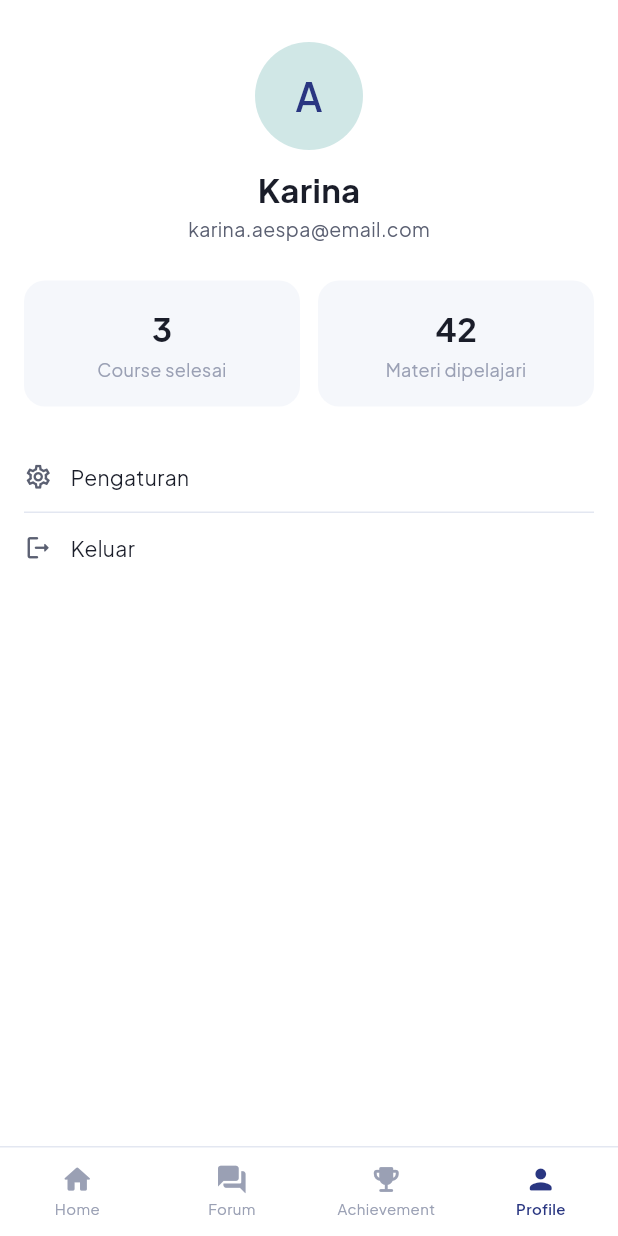
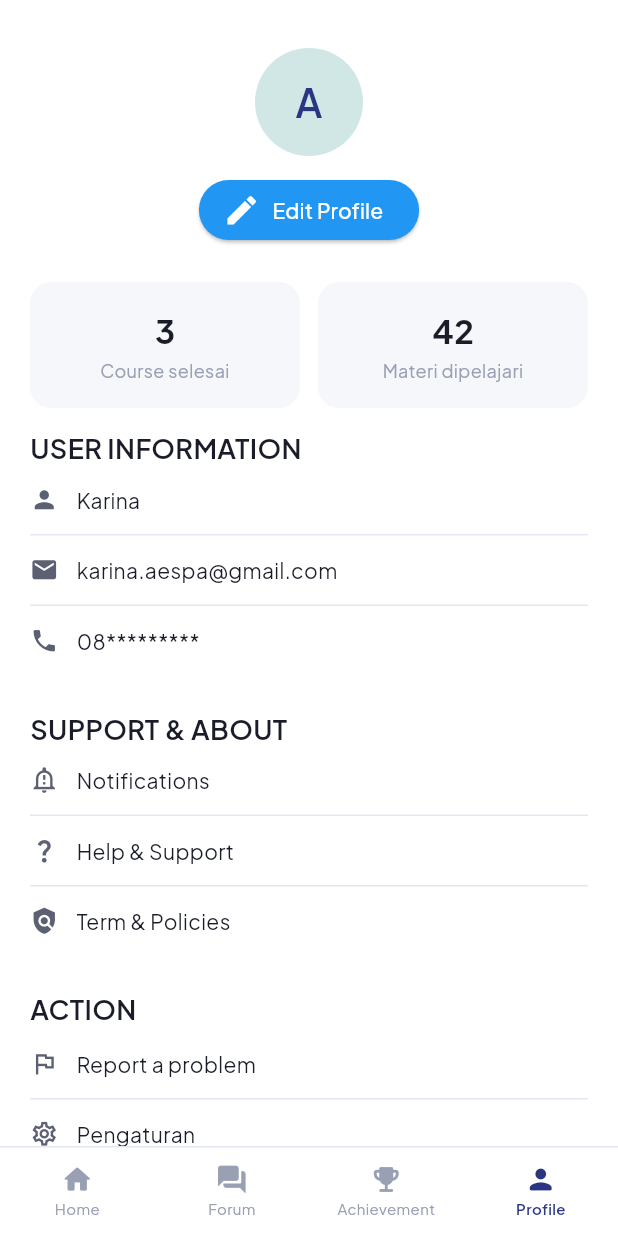
Before and after one commit to amelia275/korse, a Flutter app: the screen it shows after launch, item 4 of the bottom bar chosen, on a phone screen of 412 x 824 dp. Run offline on Flutter 3.47's test engine with Material 3 defaults, Android fonts, the phone set to English and light mode, and no system bars; our stand-ins replace google_fonts.

Commit message:
update profile section

```diff
--- a/lib/core/theme/app_theme.dart
+++ b/lib/core/theme/app_theme.dart
@@ -21,7 +21,7 @@ class AppTheme {
         surfaceTintColor: AppColors.background,
         elevation: 0,
         centerTitle: false,
-        iconTheme: IconThemeData(color: AppColors.textPrimary),
+        iconTheme: const IconThemeData(color: AppColors.textPrimary),
         titleTextStyle: GoogleFonts.plusJakartaSans(
           fontSize: 16,
           fontWeight: FontWeight.w600,
--- a/lib/core/widgets/course_card.dart
+++ b/lib/core/widgets/course_card.dart
@@ -34,8 +34,8 @@ class ContinueCourseCard extends StatelessWidget {
                 color: course.tintColor,
                 borderRadius: BorderRadius.circular(10),
               ),
+              alignment: Alignment.center,
               child: Icon(course.icon, color: course.iconColor, size: 26),
-              alignment: Alignment.center,
             ),
             const SizedBox(height: 10),
             Text(
--- a/lib/core/widgets/status_indicator.dart
+++ b/lib/core/widgets/status_indicator.dart
@@ -35,7 +35,7 @@ class StatusIndicator extends StatelessWidget {
           width: size,
           height: size,
           decoration: const BoxDecoration(color: AppColors.lockedBg, shape: BoxShape.circle),
-          child: Icon(Icons.lock_rounded, size: 13, color: AppColors.locked),
+          child: const Icon(Icons.lock_rounded, size: 13, color: AppColors.locked),
         );
     }
   }
--- a/lib/data/dummy_data.dart
+++ b/lib/data/dummy_data.dart
@@ -127,7 +127,7 @@ class DummyData {
       activeDiscussionCount: 24,
       chapters: _statistikaChapters,
     ),
-    Course(
+    const Course(
       id: 'dasar-pemrograman',
       title: 'Dasar Pemrograman',
       category: 'Teknologi',
@@ -137,9 +137,9 @@ class DummyData {
       description: 'Fondasi logika pemrograman dan sintaks dasar untuk pemula.',
       progressPercent: 25,
       activeDiscussionCount: 9,
-      chapters: const [],
+      chapters: [],
     ),
-    Course(
+    const Course(
       id: 'kimia-dasar',
       title: 'Kimia Dasar',
       category: 'Sains',
@@ -149,9 +149,9 @@ class DummyData {
       description: 'Konsep dasar kimia untuk pemula.',
       progressPercent: 0,
       activeDiscussionCount: 3,
-      chapters: const [],
+      chapters: [],
     ),
-    Course(
+    const Course(
       id: 'bahasa-inggris',
       title: 'Bahasa Inggris',
       category: 'Bahasa',
@@ -161,7 +161,7 @@ class DummyData {
       description: 'Kemampuan dasar bahasa Inggris untuk komunikasi sehari-hari.',
       progressPercent: 0,
       activeDiscussionCount: 0,
-      chapters: const [],
+      chapters: [],
     ),
   ];
 
--- a/lib/main.dart
+++ b/lib/main.dart
@@ -7,6 +7,7 @@ void main() {
 }
 
 class KorseApp extends StatelessWidget {
+
   const KorseApp({super.key});
 
   @override
--- a/lib/screens/profile/profile_screen.dart
+++ b/lib/screens/profile/profile_screen.dart
@@ -7,49 +7,104 @@ import '../../data/dummy_data.dart';
 import '../achievement/achievement_screen.dart';
 import '../forum/forum_landing_screen.dart';
 import '../home/home_screen.dart';
+import 'profile_edited.dart';
 
-class ProfileScreen extends StatelessWidget {
+class ProfileScreen extends StatefulWidget {
   const ProfileScreen({super.key});
 
+  @override
+  State<ProfileScreen> createState() => _ProfileScreenState();
+}
+class _ProfileScreenState extends State<ProfileScreen>{
+  String name = 'Karina';
+  String email = 'karina.aespa@gmail.com';
+  String phone = '08*********';
   @override
   Widget build(BuildContext context) {
     return Scaffold(
       backgroundColor: AppColors.background,
       body: SafeArea(
-        child: ListView(
-          padding: const EdgeInsets.all(16),
-          children: [
+          child: ListView(padding: const EdgeInsets.all(20), children: [
         const SizedBox(height: 12),
         const Center(child: InitialsAvatar(initials: 'A', size: 72)),
         const SizedBox(height: 12),
-            Center(child: Text(DummyData.userName, style: AppTextStyles.h1)),
-            const SizedBox(height: 2),
-            Center(child: Text(DummyData.userEmail, style: AppTextStyles.bodySecondary)),
+        Center(
+            child: ElevatedButton.icon(
+                onPressed: () async{
+                  final labelText = await Navigator.push<Map<String, String>>(
+                    context,
+                    MaterialPageRoute(builder:
+                     (context)
+                     => const ProfileEdited(),
+
+                    ));
+                  if (labelText != null) {
+    setState(() {
+      if (labelText['name']!.isNotEmpty) name = labelText['name']!;
+      if (labelText['email']!.isNotEmpty) email = labelText['email']!;
+      if (labelText['phone']!.isNotEmpty) phone = labelText['phone']!;
+              });
+                  }
+                },
+                icon: const Icon(Icons.edit, size: 25),
+                label: const Text('Edit Profile'),
+                style: ElevatedButton.styleFrom(
+                    backgroundColor: Colors.blue,
+                    foregroundColor: Colors.white))),
+
         const SizedBox(height: 24),
-            Row(
+        const Row(
           children: [
             Expanded(
-                  child: const _StatCard(
+              child: _StatCard(
                 value: '${DummyData.coursesCompletedCount}',
                 label: 'Course selesai',
               ),
             ),
-                const SizedBox(width: 12),
+            SizedBox(width: 12),
             Expanded(
-                  child: const _StatCard(
+              child: _StatCard(
                 value: '${DummyData.materialsLearnedCount}',
                 label: 'Materi dipelajari',
               ),
             ),
           ],
         ),
+        SizedBox(height: 15),
+        Text(
+          'USER INFORMATION',
+          style: AppTextStyles.h2,
+        ),
+         _MenuRow(icon: Icons.person, label: name),
+        const Divider(),
+         _MenuRow(icon: Icons.email, label:email),
+        const Divider(),
+         _MenuRow(icon: Icons.phone, label:phone),
         const SizedBox(height: 24),
-            _MenuRow(icon: Icons.settings_outlined, label: 'Pengaturan'),
+        Text(
+          'SUPPORT & ABOUT',
+          style: AppTextStyles.h2,
+        ),
+        const _MenuRow(
+            icon: Icons.notification_important_outlined,
+            label: 'Notifications'),
         const Divider(),
-            _MenuRow(icon: Icons.logout_rounded, label: 'Keluar'),
-          ],
+        const _MenuRow(
+            icon: Icons.question_mark_outlined, label: 'Help & Support'),
+        const Divider(),
+        const _MenuRow(icon: Icons.policy_sharp, label: 'Term & Policies'),
+        const SizedBox(height: 24),
+        Text(
+          'ACTION',
+          style: AppTextStyles.h2,
         ),
-      ),
+        const SizedBox(height: 2),
+        const _MenuRow(icon: Icons.flag_outlined, label: 'Report a problem'),
+        const Divider(),
+        const _MenuRow(icon: Icons.settings_outlined, label: 'Pengaturan'),
+        const Divider(),
+        const _MenuRow(icon: Icons.logout_rounded, label: 'Keluar'),
+      ])),
       bottomNavigationBar: AppBottomNav(
         currentIndex: 3,
         onTap: (i) => _handleNavTap(context, i),
@@ -70,7 +125,8 @@ class ProfileScreen extends StatelessWidget {
       default:
         target = const AchievementScreen();
     }
-    Navigator.pushReplacement(context, MaterialPageRoute(builder: (_) => target));
+    Navigator.pushReplacement(
+        context, MaterialPageRoute(builder: (_) => target));
   }
 }
 
@@ -92,7 +148,8 @@ class _StatCard extends StatelessWidget {
         children: [
           Text(value, style: AppTextStyles.statNumber),
           const SizedBox(height: 4),
-          Text(label, style: AppTextStyles.caption, textAlign: TextAlign.center),
+          Text(label,
+              style: AppTextStyles.caption, textAlign: TextAlign.center),
         ],
       ),
     );
--- a/lib/screens/search/search_screen.dart
+++ b/lib/screens/search/search_screen.dart
@@ -32,10 +32,10 @@ class SearchScreen extends StatelessWidget {
                       ),
                       child: TextField(
                         // Statis — tidak ada onChanged/controller, murni visual.
-                        decoration: InputDecoration(
+                        decoration: const InputDecoration(
                           border: InputBorder.none,
                           hintText: 'Cari course...',
-                          prefixIcon: Icon(Icons.search_rounded, size: 18, color: AppColors.textMuted),
+                          prefixIcon: const Icon(Icons.search_rounded, size: 18, color: AppColors.textMuted),
                         ),
                         style: AppTextStyles.body,
                       ),
```
Also changed, not shown: lib/screens/profile/profile_edited.dart (added, +96 -0 lines). Lines whose indentation alone changed are shown as unchanged.
